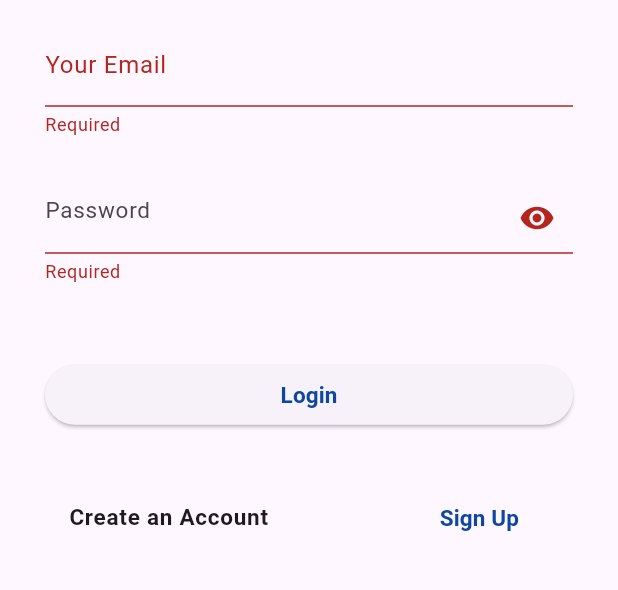
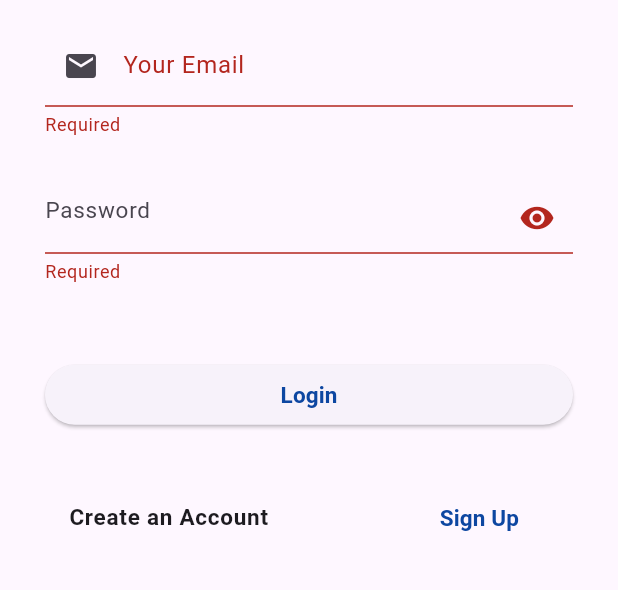
Before and after one commit to mgemoraw/smees_app, a Flutter app: the screen it shows after launch, after a tap on "Login", on a phone screen of 412 x 824 dp, the part 431-1021 px from its top. Run offline on Flutter 3.47's test engine with Material 3 defaults, Android fonts, the light colour scheme and no system bars; our stand-ins replace auto_route, cloud_firestore, dio, firebase_auth, firebase_core, fl_chart and 8 more; accounts and stored records are empty.

Commit message:
updats on page route and uath_screen

```diff
--- a/lib/main.dart
+++ b/lib/main.dart
@@ -100,13 +100,8 @@ class SmeesApp extends StatelessWidget {
       routes: {
         // '/login': (context) => const Login(),
         '/login': (context) => AuthScreen(),
-        // '/': (context) => const Home(
-        //       title: "SMEES",
-        //       department: "",
-        //     ),
-        '/quiz': (context) => const TestHome(
-              department: "",
-            ),
+        '/': (context) => const Home(title: "SMEES", department: ""),
+        '/quiz': (context) => const TestHome(department: ""),
         "/exam": (context) => const ExamHome(department: ""),
         "/profile": (context) => const UserProfile(),
         "/learn": (contest) => const LearnZone(department: ""),
--- a/lib/services/auth_screen.dart
+++ b/lib/services/auth_screen.dart
@@ -95,11 +95,11 @@ class _AuthScreenState extends State<AuthScreen> {
             _user = User.fromMap(user.toMap());
 
           });
-          // Navigator.pushReplacementNamed(context, "/");
-          Navigator.push(
-            context,
-            MaterialPageRoute(builder: (context) => Home(title: "SMEES", department: ""))
-          );
+          Navigator.pushReplacementNamed(context, "/");
+          // Navigator.push(
+          //   context,
+          //   MaterialPageRoute(builder: (context) => Home(title: "SMEES", department: ""))
+          // );
         } else {
 
           ScaffoldMessenger.of(context)
@@ -188,35 +188,41 @@ class _AuthScreenState extends State<AuthScreen> {
                   SizedBox(height: 16.0),
                   if (!isLogin) Column(
                     children: [
-                      // TextField(
-                      //   controller: fnameController,
-                      //   decoration: InputDecoration(
-                      //       labelText: "First Name",
-                      //       error: fnameController.text.isEmpty ? Text("Required") : null,
-                      //   ),
-                      //
-                      // ),
-                      // TextField(
-                      //   controller: mnameController,
-                      //   decoration: InputDecoration(
-                      //       labelText: "Father Name",
-                      //     error: mnameController.text.isEmpty ? Text("Required") : null,
-                      //   ),
-                      //   style: TextStyle(fontSize:15),
-                      // ),
-                      // TextField(
-                      //   controller: lnameController,
-                      //   decoration: InputDecoration(
-                      //     labelText: "G.F Name",
-                      //     error: lnameController.text.isEmpty ? Text("Required") : null,
-                      //   ),
-                      //   style: TextStyle(fontSize:15),
-                      // ),
+                      Row(
+                        children: [
+                          TextField(
+                            controller: fnameController,
+                            decoration: InputDecoration(
+                                labelText: "First Name",
+                                error: fnameController.text.isEmpty ? Text("Required") : null,
+                            ),
+
+                          ),
+                          TextField(
+                            controller: mnameController,
+                            decoration: InputDecoration(
+                                labelText: "Father Name",
+                              error: mnameController.text.isEmpty ? Text("Required") : null,
+                            ),
+                            style: TextStyle(fontSize:15),
+                          ),
+                          TextField(
+                            controller: lnameController,
+                            decoration: InputDecoration(
+                              labelText: "G.F Name",
+                              error: lnameController.text.isEmpty ? Text("Required") : null,
+                            ),
+                            style: TextStyle(fontSize:15),
+                          ),
+                        ],
+                      ),
+
                       TextField(
                         controller: usernameController,
                         decoration: InputDecoration(
                             labelText: "Student ID",
                           error: usernameController.text.isEmpty ? Text("Required") : null,
+                          prefixIcon: Icon(Icons.person),
                         ),
                         style: TextStyle(fontSize:15),
 
@@ -228,6 +234,7 @@ class _AuthScreenState extends State<AuthScreen> {
                           labelText: "University",
                           error: universityController.text.isEmpty ? Text
                             ("Required") : null,
+                          prefixIcon: Icon(Icons.school),
                         ),
                         style: TextStyle(fontSize:15),
                       ),
@@ -260,6 +267,7 @@ class _AuthScreenState extends State<AuthScreen> {
                           labelText: "Your Email",
                         error: emailController.text.isEmpty ? Text
                           ("Required") : null,
+                        prefixIcon: Icon(Icons.email),
                       ),
                       style: TextStyle(fontSize:15),
                     ),
```
